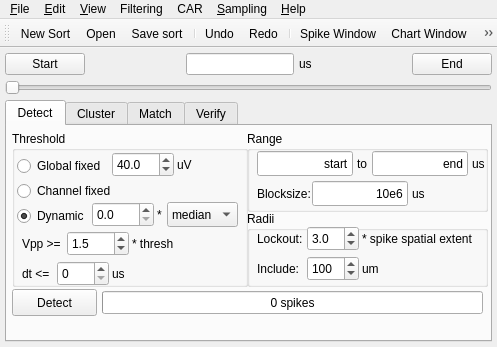
The window that spyke/spyke.ui (spyke/spyke) describes before a commit, drawn with Qt 5.
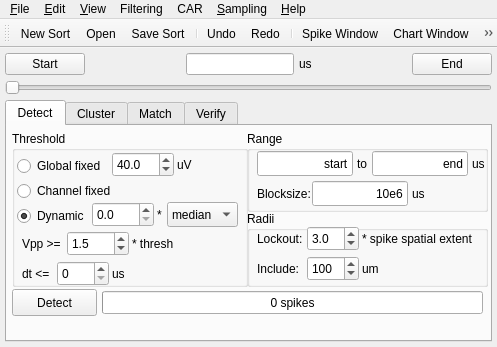
The same window after the commit. Icons and pictures are not drawn. Custom widgets are drawn as their Qt base class.

Commit message: Make menu item capitalization more consistent

Diff of the .ui file:
```diff
--- a/spyke/spyke.ui
+++ b/spyke/spyke.ui
@@ -2130,7 +2130,7 @@
      <normaloff>res/document-save.svg</normaloff>res/document-save.svg</iconset>
    </property>
    <property name="text">
-    <string>&amp;Save sort</string>
+    <string>&amp;Save Sort</string>
    </property>
    <property name="toolTip">
     <string>Save sort</string>
```
Left out of the diff: 18 changed lines with no effect on the pictures.
